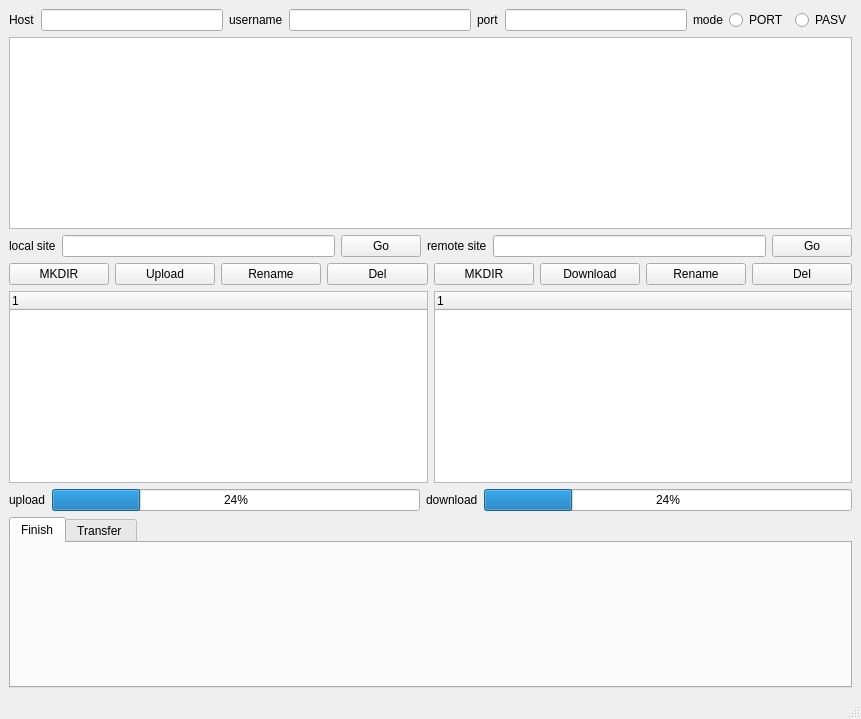
This is client/window.ui in Tokiwa-17/ftp as Qt 5 draws it before an edit. The edited form follows.
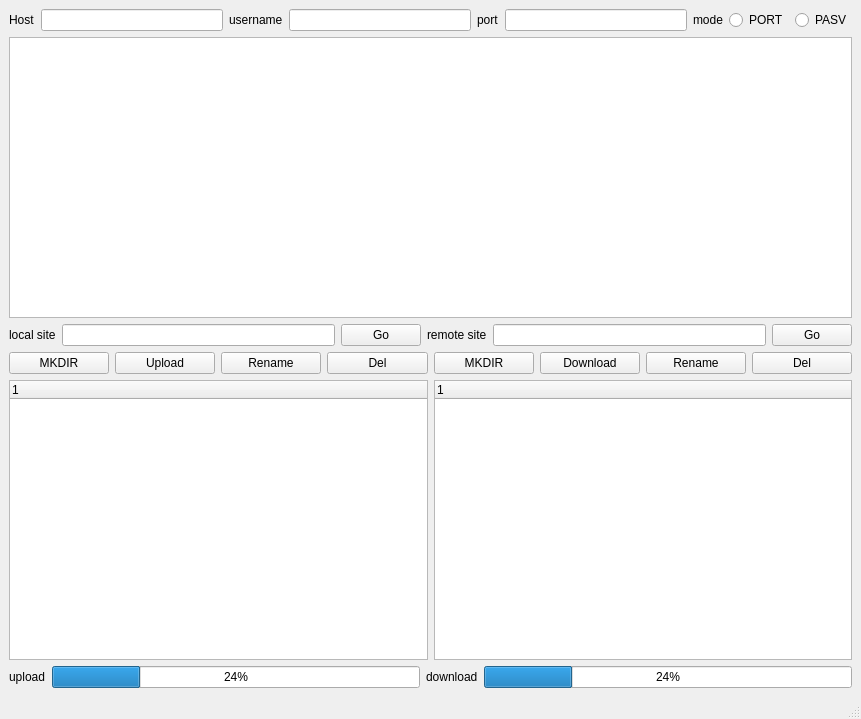
This is the edited form.

What changed in the file:
```diff
--- a/client/window.ui
+++ b/client/window.ui
@@ -225,45 +225,6 @@
       </item>
      </layout>
     </item>
-    <item>
-     <widget class="QTabWidget" name="tabWidget">
-      <property name="currentIndex">
-       <number>0</number>
-      </property>
-      <widget class="QWidget" name="tab_finish">
-       <attribute name="title">
-        <string>Finish</string>
-       </attribute>
-       <widget class="QWidget" name="verticalLayoutWidget">
-        <property name="geometry">
-         <rect>
-          <x>0</x>
-          <y>0</y>
-          <width>831</width>
-          <height>81</height>
-         </rect>
-        </property>
-        <layout class="QVBoxLayout" name="verticalLayout_finish"/>
-       </widget>
-      </widget>
-      <widget class="QWidget" name="tab_transfer">
-       <attribute name="title">
-        <string>Transfer </string>
-       </attribute>
-       <widget class="QWidget" name="verticalLayoutWidget_2">
-        <property name="geometry">
-         <rect>
-          <x>0</x>
-          <y>0</y>
-          <width>841</width>
-          <height>81</height>
-         </rect>
-        </property>
-        <layout class="QVBoxLayout" name="verticalLayout_transfer"/>
-       </widget>
-      </widget>
-     </widget>
-    </item>
    </layout>
   </widget>
   <widget class="QMenuBar" name="menubar">
```
